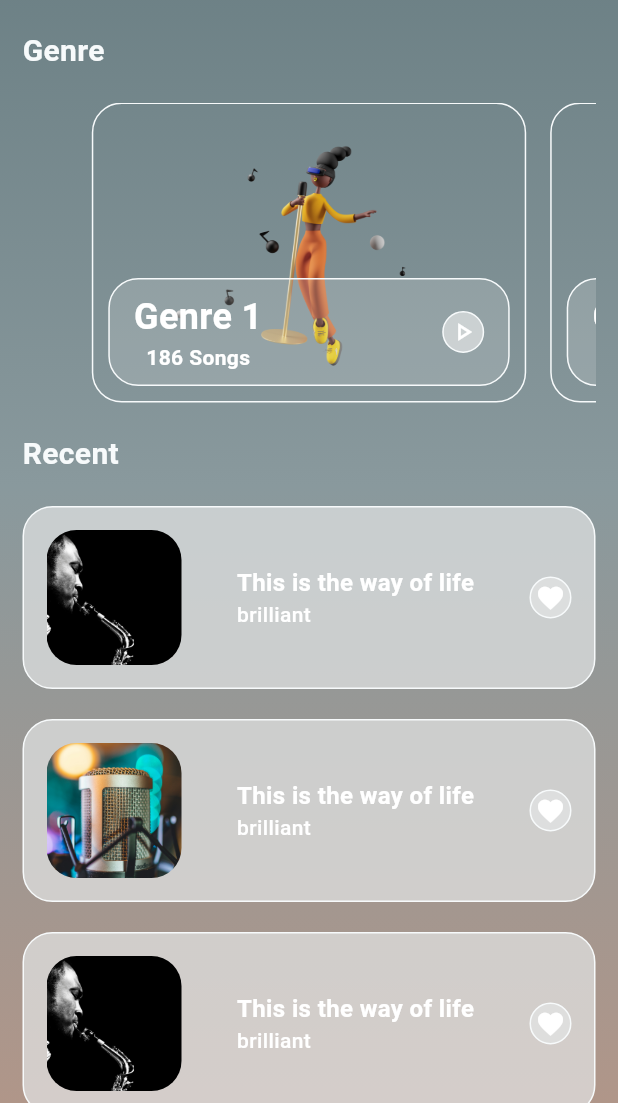
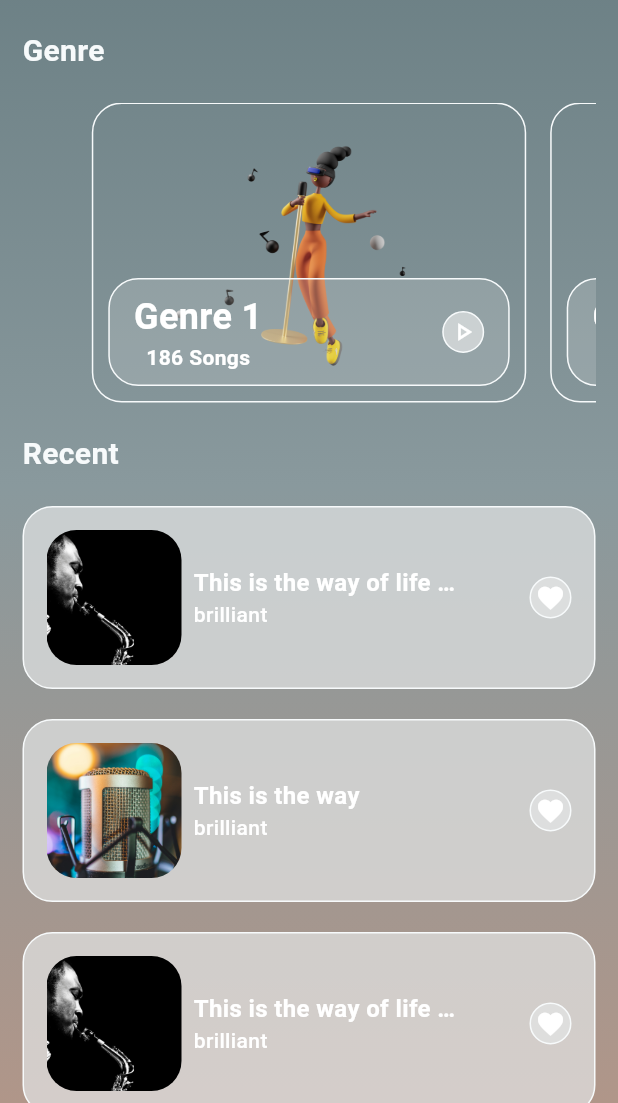
Before and after one commit to kwakyebrilliant/play, a Flutter app: the SearchPage screen opened directly, on a phone screen of 412 x 824 dp, the part 133-1236 px from its top. Run offline on Flutter 3.47's test engine with Material 3 defaults, Android fonts, the phone set to English and light mode, and no system bars.

Commit message:
search page updates

```diff
--- a/lib/screens/search/search_page.dart
+++ b/lib/screens/search/search_page.dart
@@ -190,7 +190,6 @@ class _SearchPageState extends State<SearchPage> {
                     child: Padding(
                       padding: const EdgeInsets.all(15.0),
                       child: Row(
-                        mainAxisAlignment: MainAxisAlignment.spaceBetween,
                         children: [
                           //image
                           Container(
@@ -206,16 +205,21 @@ class _SearchPageState extends State<SearchPage> {
                           ),
 
                           //song name and artiste name
-                          const Column(
+                          const Expanded(
+                            flex: 4,
+                            child: Padding(
+                              padding: EdgeInsets.only(left: 8.0),
+                              child: Column(
                                 crossAxisAlignment: CrossAxisAlignment.start,
                                 children: [
                                   //song name
                                   Text(
-                                "This is the way of life",
+                                    "This is the way of life here ",
                                     style: TextStyle(
                                       fontSize: 16.0,
                                       fontWeight: FontWeight.bold,
                                       color: Colors.white,
+                                      overflow: TextOverflow.ellipsis,
                                     ),
                                   ),
 
@@ -226,10 +230,16 @@ class _SearchPageState extends State<SearchPage> {
                                       fontSize: 14.0,
                                       fontWeight: FontWeight.w500,
                                       color: Colors.white,
+                                      overflow: TextOverflow.ellipsis,
                                     ),
                                   ),
                                 ],
                               ),
+                            ),
+                          ),
+
+                          // Spacer to push the favorite icon to the end
+                          const Spacer(),
 
                           //favorite icon
                           Column(
@@ -278,7 +288,6 @@ class _SearchPageState extends State<SearchPage> {
                     child: Padding(
                       padding: const EdgeInsets.all(15.0),
                       child: Row(
-                        mainAxisAlignment: MainAxisAlignment.spaceBetween,
                         children: [
                           //image
                           Container(
@@ -294,16 +303,21 @@ class _SearchPageState extends State<SearchPage> {
                           ),
 
                           //song name and artiste name
-                          const Column(
+                          const Expanded(
+                            flex: 4,
+                            child: Padding(
+                              padding: EdgeInsets.only(left: 8.0),
+                              child: Column(
                                 crossAxisAlignment: CrossAxisAlignment.start,
                                 children: [
                                   //song name
                                   Text(
-                                "This is the way of life",
+                                    "This is the way",
                                     style: TextStyle(
                                       fontSize: 16.0,
                                       fontWeight: FontWeight.bold,
                                       color: Colors.white,
+                                      overflow: TextOverflow.ellipsis,
                                     ),
                                   ),
 
@@ -314,10 +328,16 @@ class _SearchPageState extends State<SearchPage> {
                                       fontSize: 14.0,
                                       fontWeight: FontWeight.w500,
                                       color: Colors.white,
+                                      overflow: TextOverflow.ellipsis,
                                     ),
                                   ),
                                 ],
                               ),
+                            ),
+                          ),
+
+                          // Spacer to push the favorite icon to the end
+                          const Spacer(),
 
                           //favorite icon
                           Column(
@@ -366,7 +386,6 @@ class _SearchPageState extends State<SearchPage> {
                     child: Padding(
                       padding: const EdgeInsets.all(15.0),
                       child: Row(
-                        mainAxisAlignment: MainAxisAlignment.spaceBetween,
                         children: [
                           //image
                           Container(
@@ -382,16 +401,21 @@ class _SearchPageState extends State<SearchPage> {
                           ),
 
                           //song name and artiste name
-                          const Column(
+                          const Expanded(
+                            flex: 4,
+                            child: Padding(
+                              padding: EdgeInsets.only(left: 8.0),
+                              child: Column(
                                 crossAxisAlignment: CrossAxisAlignment.start,
                                 children: [
                                   //song name
                                   Text(
-                                "This is the way of life",
+                                    "This is the way of life here ",
                                     style: TextStyle(
                                       fontSize: 16.0,
                                       fontWeight: FontWeight.bold,
                                       color: Colors.white,
+                                      overflow: TextOverflow.ellipsis,
                                     ),
                                   ),
 
@@ -402,10 +426,16 @@ class _SearchPageState extends State<SearchPage> {
                                       fontSize: 14.0,
                                       fontWeight: FontWeight.w500,
                                       color: Colors.white,
+                                      overflow: TextOverflow.ellipsis,
                                     ),
                                   ),
                                 ],
                               ),
+                            ),
+                          ),
+
+                          // Spacer to push the favorite icon to the end
+                          const Spacer(),
 
                           //favorite icon
                           Column(
```
Lines whose indentation alone changed are shown as unchanged.
